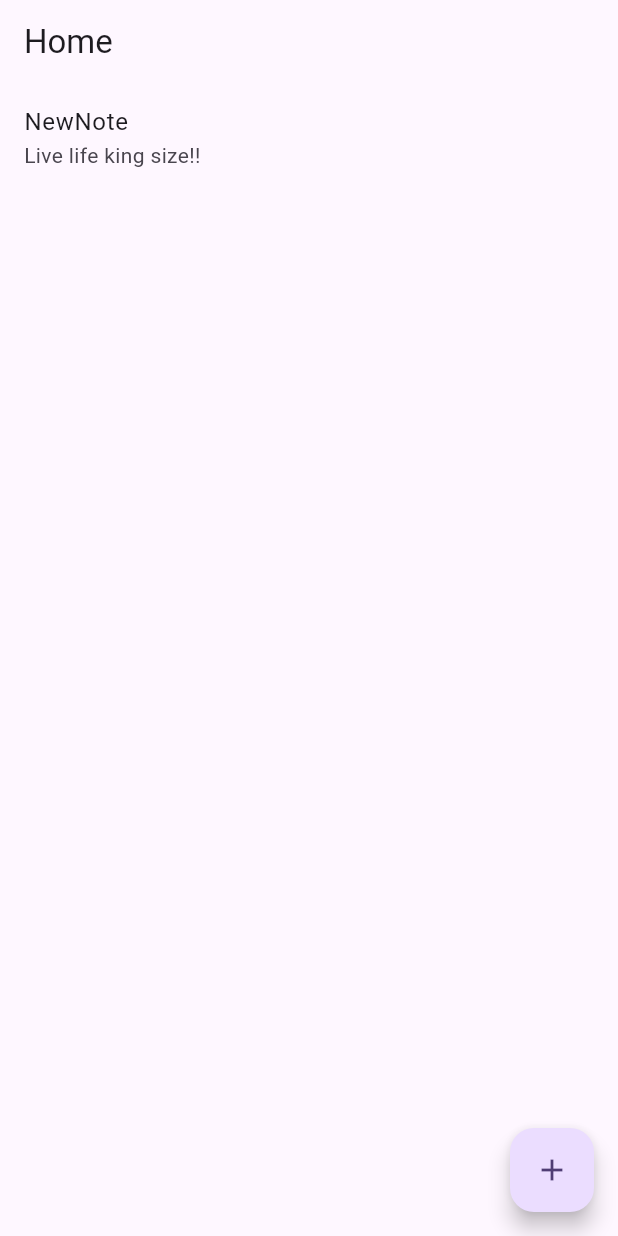
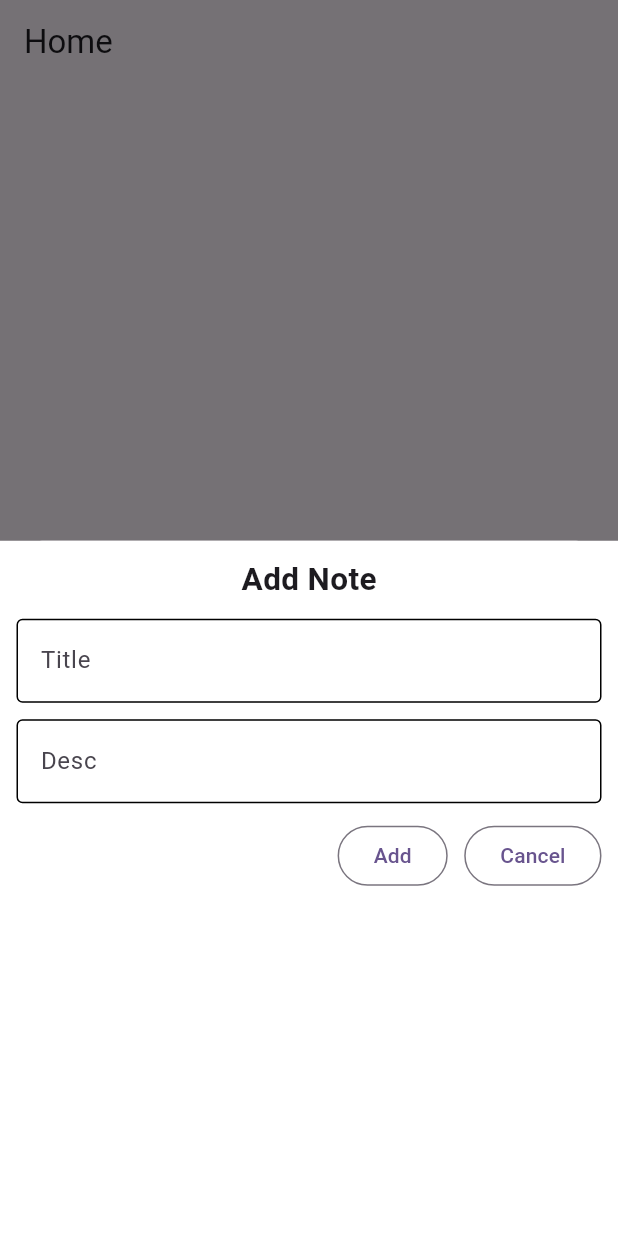
Before and after one commit to raunak2909/db_exp_352, a Flutter app: the screen it shows after launch, after a tap on the "add" icon, on a phone screen of 412 x 824 dp. Run offline on Flutter 3.47's test engine with Material 3 defaults, Android fonts, the phone set to English and light mode, and no system bars; our stand-ins replace sqflite; accounts and stored records are empty.

Commit message:
added bottomsheet to get notes from user

```diff
--- a/lib/home_page.dart
+++ b/lib/home_page.dart
@@ -7,6 +7,8 @@ class HomePage extends StatefulWidget {
 }
 
 class _HomePageState extends State<HomePage> {
+  TextEditingController titleController = TextEditingController();
+  TextEditingController descController = TextEditingController();
   DbHelper? mDb;
 
   List<Map<String, dynamic>> mData = [];
@@ -46,12 +48,69 @@ class _HomePageState extends State<HomePage> {
           );
       }) : Center( child: Text("No notes yet!!"),),
       floatingActionButton: FloatingActionButton(onPressed: () async{
-        bool check =  await mDb!.addNote(title: "NewNote", desc: "Live life king size!!");
 
-        if(check){
-          print("Note Added");
-          getAllNotes();
-        }
+        titleController.clear();
+        descController.clear();
+
+        showModalBottomSheet(context: context, builder: (_){
+          return Container(
+            padding: EdgeInsets.all(11),
+            color: Colors.white,
+            width: double.infinity,
+            child: Column(
+              children: [
+                Text("Add Note", style: TextStyle(fontWeight: FontWeight.bold, fontSize: 21),),
+                SizedBox(
+                  height: 11,
+                ),
+                TextField(
+                  controller: titleController,
+                  decoration: InputDecoration(
+                    label: Text("Title"),
+                    hintText: "Enter title here..",
+                    focusedBorder: OutlineInputBorder(),
+                    enabledBorder: OutlineInputBorder(),
+                  ),
+                ),
+                SizedBox(
+                  height: 11,
+                ),
+                TextField(
+                  controller: descController,
+                  decoration: InputDecoration(
+                    label: Text("Desc"),
+                    hintText: "Enter desc here..",
+                    focusedBorder: OutlineInputBorder(),
+                    enabledBorder: OutlineInputBorder(),
+                  ),
+                ),
+                SizedBox(
+                  height: 11,
+                ),
+                Row(
+                  mainAxisAlignment: MainAxisAlignment.end,
+                  children: [
+                    OutlinedButton(onPressed: () async{
+                      bool check = await mDb!.addNote(title: titleController.text, desc: descController.text);
+
+                      if(check){
+                        getAllNotes();
+                        Navigator.pop(context);
+                      }
+
+                    }, child: Text('Add')),
+                    SizedBox(
+                      width: 11,
+                    ),
+                    OutlinedButton(onPressed: (){
+
+                    }, child: Text("Cancel")),
+                  ],
+                )
+              ],
+            ),
+          );
+        });
 
       }, child: Icon(Icons.add),),
     );
```
Also changed, not shown: 2 other files.
